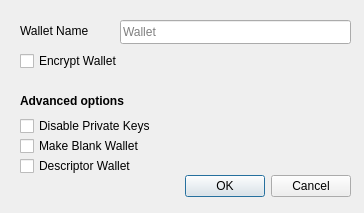
Qt form src/qt/forms/createwalletdialog.ui (eleccoin/eleccoin) before a commit.
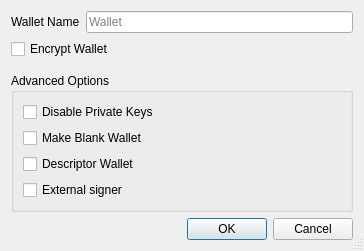
The same form after that commit.

Commit message: Upgrade src. Qt wallet work.

Diff of the .ui file:
```diff
--- a/src/qt/forms/createwalletdialog.ui
+++ b/src/qt/forms/createwalletdialog.ui
@@ -7,63 +7,42 @@
     <x>0</x>
     <y>0</y>
     <width>364</width>
-    <height>213</height>
+    <height>249</height>
    </rect>
   </property>
   <property name="windowTitle">
    <string>Create Wallet</string>
   </property>
-  <widget class="QDialogButtonBox" name="buttonBox">
-   <property name="geometry">
-    <rect>
-     <x>10</x>
-     <y>170</y>
-     <width>341</width>
-     <height>32</height>
-    </rect>
-   </property>
-   <property name="orientation">
-    <enum>Qt::Horizontal</enum>
-   </property>
-   <property name="standardButtons">
-    <set>QDialogButtonBox::Cancel|QDialogButtonBox::Ok</set>
-   </property>
-  </widget>
+  <property name="sizeGripEnabled">
+   <bool>true</bool>
+  </property>
+  <layout class="QVBoxLayout" name="verticalLayout">
+   <item>
+    <layout class="QHBoxLayout" name="horizontalLayout">
+     <item>
+      <widget class="QLabel" name="wallet_name_label">
+       <property name="text">
+        <string>Wallet Name</string>
+       </property>
+      </widget>
+     </item>
+     <item>
   <widget class="QLineEdit" name="wallet_name_line_edit">
-   <property name="geometry">
-    <rect>
-     <x>120</x>
-     <y>20</y>
-     <width>231</width>
-     <height>24</height>
-    </rect>
+       <property name="minimumSize">
+        <size>
+         <width>262</width>
+         <height>0</height>
+        </size>
    </property>
    <property name="placeholderText">
      <string>Wallet</string>
    </property>
   </widget>
-  <widget class="QLabel" name="label">
-   <property name="geometry">
-    <rect>
-     <x>20</x>
-     <y>20</y>
-     <width>101</width>
-     <height>21</height>
-    </rect>
-   </property>
-   <property name="text">
-    <string>Wallet Name</string>
-   </property>
-  </widget>
+     </item>
+    </layout>
+   </item>
+   <item>
   <widget class="QCheckBox" name="encrypt_wallet_checkbox">
-   <property name="geometry">
-    <rect>
-     <x>20</x>
-     <y>50</y>
-     <width>220</width>
-     <height>22</height>
-    </rect>
-   </property>
    <property name="toolTip">
     <string>Encrypt the wallet. The wallet will be encrypted with a passphrase of your choice.</string>
    </property>
@@ -74,34 +53,34 @@
     <bool>false</bool>
    </property>
   </widget>
-  <widget class="QLabel" name="advanced_options_label">
-   <property name="geometry">
-    <rect>
-     <x>20</x>
-     <y>90</y>
-     <width>220</width>
-     <height>21</height>
-    </rect>
-   </property>
-   <property name="styleSheet">
-    <string notr="true">font-weight:bold;</string>
-   </property>
-   <property name="text">
-    <string>Advanced options</string>
-   </property>
-  </widget>
+   </item>
+   <item>
+    <spacer name="verticalSpacer_1">
+     <property name="orientation">
+      <enum>Qt::Vertical</enum>
+     </property>
+     <property name="sizeType">
+      <enum>QSizePolicy::Fixed</enum>
+     </property>
+     <property name="sizeHint" stdset="0">
+      <size>
+       <width>20</width>
+       <height>8</height>
+      </size>
+     </property>
+    </spacer>
+   </item>
+   <item>
+    <widget class="QGroupBox" name="groupBox">
+     <property name="title">
+      <string>Advanced Options</string>
+     </property>
+     <layout class="QVBoxLayout" name="verticalLayout_groupbox">
+      <item>
   <widget class="QCheckBox" name="disable_privkeys_checkbox">
    <property name="enabled">
     <bool>true</bool>
    </property>
-   <property name="geometry">
-    <rect>
-     <x>20</x>
-     <y>115</y>
-     <width>220</width>
-     <height>22</height>
-    </rect>
-   </property>
    <property name="toolTip">
     <string>Disable private keys for this wallet. Wallets with private keys disabled will have no private keys and cannot have an HD seed or imported private keys. This is ideal for watch-only wallets.</string>
    </property>
@@ -109,15 +88,9 @@
     <string>Disable Private Keys</string>
    </property>
   </widget>
+      </item>
+      <item>
   <widget class="QCheckBox" name="blank_wallet_checkbox">
-   <property name="geometry">
-    <rect>
-     <x>20</x>
-     <y>135</y>
-     <width>220</width>
-     <height>22</height>
-    </rect>
-   </property>
    <property name="toolTip">
     <string>Make a blank wallet. Blank wallets do not initially have private keys or scripts. Private keys and addresses can be imported, or an HD seed can be set, at a later time.</string>
    </property>
@@ -125,15 +98,9 @@
     <string>Make Blank Wallet</string>
    </property>
   </widget>
+      </item>
+      <item>
   <widget class="QCheckBox" name="descriptor_checkbox">
-   <property name="geometry">
-    <rect>
-     <x>20</x>
-     <y>155</y>
-     <width>220</width>
-     <height>22</height>
-    </rect>
-   </property>
    <property name="toolTip">
     <string>Use descriptors for scriptPubKey management</string>
    </property>
@@ -141,6 +108,44 @@
     <string>Descriptor Wallet</string>
    </property>
   </widget>
+      </item>
+      <item>
+       <widget class="QCheckBox" name="external_signer_checkbox">
+        <property name="toolTip">
+         <string>Use an external signing device such as a hardware wallet. Configure the external signer script in wallet preferences first.</string>
+        </property>
+        <property name="text">
+         <string>External signer</string>
+        </property>
+       </widget>
+      </item>
+     </layout>
+    </widget>
+   </item>
+   <item>
+    <spacer name="verticalSpacer_2">
+     <property name="orientation">
+      <enum>Qt::Vertical</enum>
+     </property>
+     <property name="sizeHint" stdset="0">
+      <size>
+       <width>20</width>
+       <height>0</height>
+      </size>
+     </property>
+    </spacer>
+   </item>
+   <item>
+    <widget class="QDialogButtonBox" name="buttonBox">
+     <property name="orientation">
+      <enum>Qt::Horizontal</enum>
+     </property>
+     <property name="standardButtons">
+      <set>QDialogButtonBox::Cancel|QDialogButtonBox::Ok</set>
+     </property>
+    </widget>
+   </item>
+  </layout>
  </widget>
  <tabstops>
   <tabstop>wallet_name_line_edit</tabstop>
```
Left out of the diff: 1 changed line with no effect on the pictures. Lines whose indentation alone changed are shown as unchanged. The commit also changes 739 other files.
